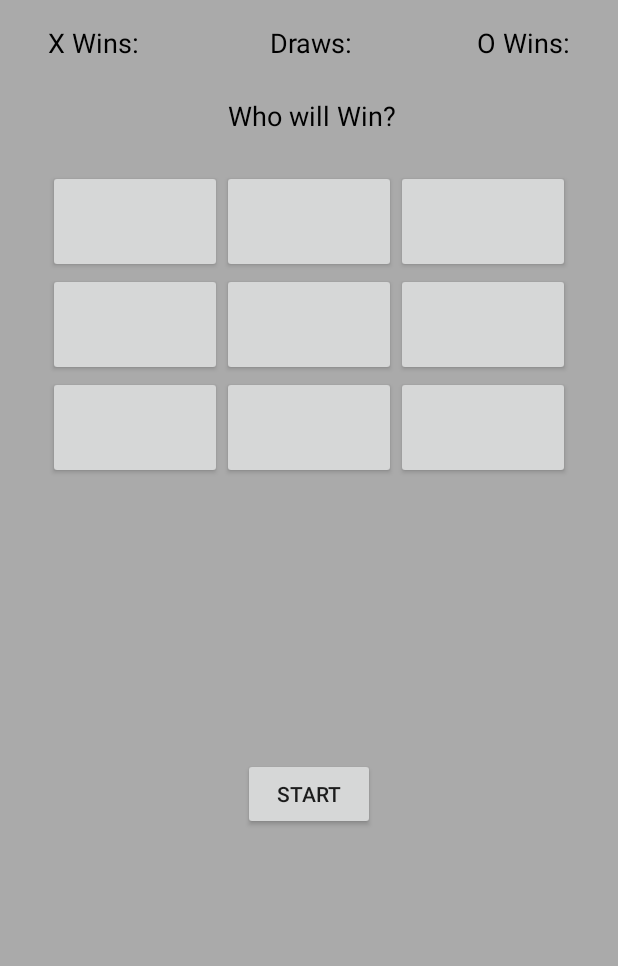
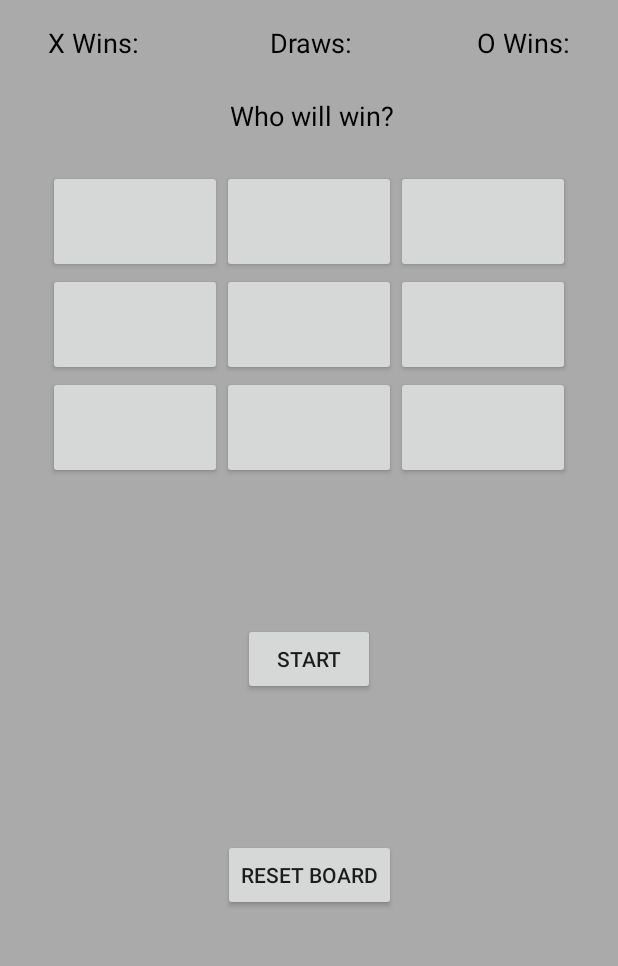
Before and after one commit to JoeYada/2020-DEV-091--Joseph_Adeniyi--Tic_Tac_Toe, an Android app: the screen it shows after launch (MainActivity), on a phone screen of 412 x 824 dp, the part 181-1147 px from its top. Run offline under Robolectric (Android 15) with nearby library versions, the phone set to English and light mode, and no system bars.

Commit message:
added reset button

```diff
--- a/app/src/main/res/layout/activity_main.xml
+++ b/app/src/main/res/layout/activity_main.xml
@@ -23,11 +23,12 @@
         android:id="@+id/btn_Start"
         android:layout_width="wrap_content"
         android:layout_height="wrap_content"
-        android:layout_marginBottom="150dp"
         android:text="Start"
-        app:layout_constraintBottom_toBottomOf="parent"
+        app:layout_constraintBottom_toTopOf="@+id/btn_reset"
         app:layout_constraintEnd_toEndOf="parent"
-        app:layout_constraintStart_toStartOf="parent" />
+        app:layout_constraintHorizontal_bias="0.5"
+        app:layout_constraintStart_toStartOf="parent"
+        app:layout_constraintTop_toBottomOf="@+id/linearLayout" />
 
     <TextView
         android:id="@+id/tv_x_wins"
@@ -70,7 +71,7 @@
         android:layout_width="wrap_content"
         android:layout_height="wrap_content"
         android:layout_marginTop="24dp"
-        android:text="Who will Win?"
+        android:text="Who will win?"
         android:textColor="@android:color/black"
         android:textSize="18sp"
         app:layout_constraintEnd_toEndOf="@+id/tv_draws"
@@ -175,4 +176,14 @@
 
     </LinearLayout>
 
+    <Button
+        android:id="@+id/btn_reset"
+        android:layout_width="wrap_content"
+        android:layout_height="wrap_content"
+        android:text="Reset Board"
+        app:layout_constraintBottom_toBottomOf="parent"
+        app:layout_constraintEnd_toEndOf="parent"
+        app:layout_constraintStart_toStartOf="parent"
+        app:layout_constraintTop_toBottomOf="@+id/btn_Start" />
+
 </androidx.constraintlayout.widget.ConstraintLayout>
```
Also changed, not shown: app/src/main/java/com/example/tictactoe/MainActivity.kt (+28 -1 lines).
